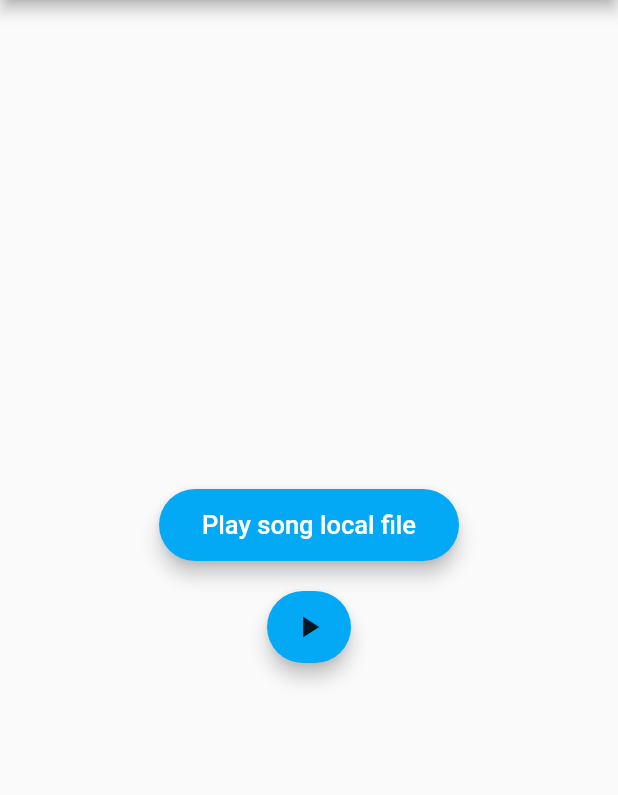
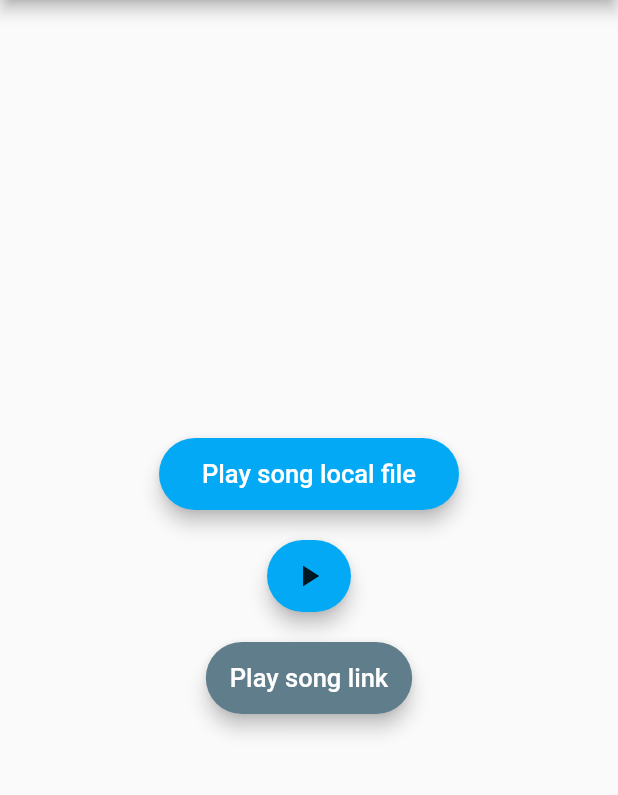
Before and after one commit to ManuelaGar/music_test, a Flutter app: the screen it shows after launch, on a phone screen of 412 x 824 dp, the part 84-879 px from its top. Run offline on Flutter 3.47's test engine with Material 2 defaults, Android fonts, the phone set to English and light mode, and no system bars; our stand-ins replace assets_audio_player.

Commit message:
Check buttons and update code

```diff
--- a/lib/main.dart
+++ b/lib/main.dart
@@ -72,7 +72,10 @@ class _MyHomePageState extends State<MyHomePage> {
                 child: Icon(Icons.play_arrow),
               ),
             ),
-            /*Material(
+            SizedBox(
+              height: 20.0,
+            ),
+            Material(
               elevation: 5.0,
               color: Colors.blueGrey,
               borderRadius: BorderRadius.circular(30.0),
@@ -81,7 +84,7 @@ class _MyHomePageState extends State<MyHomePage> {
                   final assetsAudioPlayer2 = AssetsAudioPlayer();
                   assetsAudioPlayer2.open(
                     Audio.network(
-                    "https://files.freemusicarchive.org/storage-freemusicarchive-org/music/Music_for_Video/springtide/Sounds_strange_weird_but_unmistakably_romantic_Vol1/springtide_-_03_-_We_Are_Heading_to_the_East.mp3)",
+                        "https://files.freemusicarchive.org/storage-freemusicarchive-org/music/Music_for_Video/springtide/Sounds_strange_weird_but_unmistakably_romantic_Vol1/springtide_-_03_-_We_Are_Heading_to_the_East.mp3"),
                   );
                 },
                 minWidth: 42.0,
@@ -91,7 +94,7 @@ class _MyHomePageState extends State<MyHomePage> {
                   style: TextStyle(color: Colors.white, fontSize: 17.0),
                 ),
               ),
-            ),*/
+            ),
           ],
         ),
       ),
```
Also changed, not shown: pubspec.lock, 1 other file.
